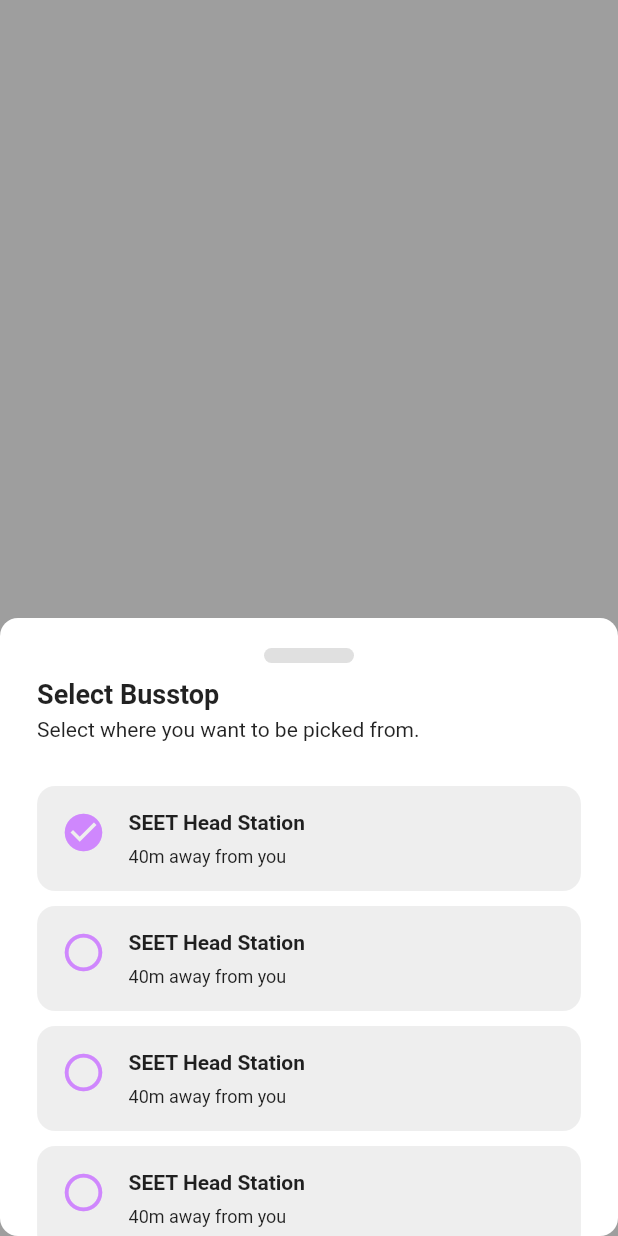
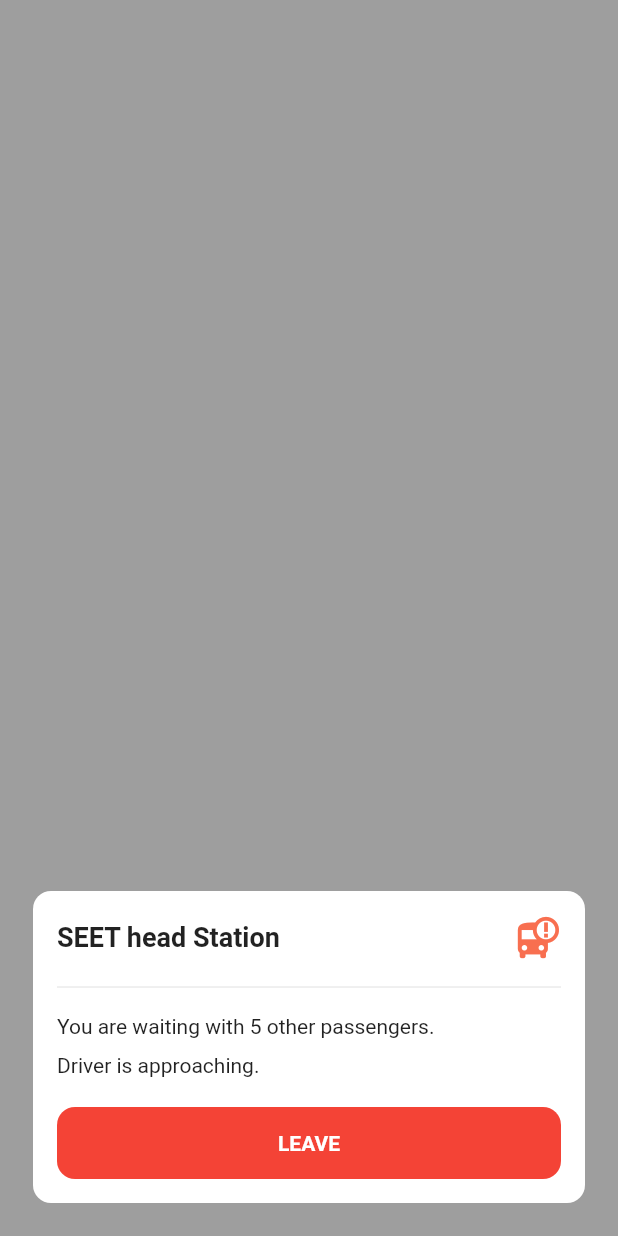
Before and after one commit to cs-onah/Shuttla, a Flutter app: the PassengerHomeScreen screen opened by its route, on a phone screen of 412 x 824 dp. Run offline on Flutter 3.47's test engine with Material 2 defaults, Android fonts, the phone set to English and light mode, and no system bars; our stand-ins replace flutter_bloc, gap, get, get_it, google_maps_flutter; Roboto replaces fonts that are missing (Brown).

Commit message:
built passenger home bloc

```diff
--- a/lib/ui/screens/passenger/passenger_home_screen.dart
+++ b/lib/ui/screens/passenger/passenger_home_screen.dart
@@ -3,6 +3,7 @@ import 'package:google_maps_flutter/google_maps_flutter.dart';
 import 'package:shuttla/ui/screens/passenger/station_detail_screen.dart';
 import 'package:shuttla/ui/size_config/size_config.dart';
 import 'package:shuttla/ui/widgets/busstop_tile.dart';
+import 'package:shuttla/ui/widgets/custom_button.dart';
 
 class PassengerHomeScreen extends StatelessWidget {
   const PassengerHomeScreen({Key? key}) : super(key: key);
@@ -18,6 +19,65 @@ class PassengerHomeScreen extends StatelessWidget {
               width: double.infinity,
               color: Colors.grey,
             ),
+            Align(
+              alignment: Alignment.bottomCenter,
+              child: Container(
+                decoration: BoxDecoration(
+                  color: Colors.white,
+                  borderRadius: BorderRadius.all(Radius.circular(12)),
+                ),
+                padding: EdgeInsets.all(16),
+                margin: EdgeInsets.all(22),
+                child: Column(
+                  mainAxisSize: MainAxisSize.min,
+                  crossAxisAlignment: CrossAxisAlignment.start,
+                  children: [
+                    Row(
+                      children: [
+                        Expanded(
+                          child: Text(
+                            'SEET head Station',
+                            style: TextStyle(
+                              fontSize: 18,
+                              fontWeight: FontWeight.bold,
+                            ),
+                          ),
+                        ),
+                        SizedBox(width: 40),
+                        Icon(Icons.bus_alert, size: 30, color: Theme.of(context).accentColor)
+                      ],
+                    ),
+                    SizedBox(height: 10),
+                    Divider(),
+                    SizedBox(height: 10),
+                    Text(
+                        'You are waiting with 5 other passengers.',
+                        style: TextStyle(
+                            fontSize: 14,
+                        ),
+                    ),
+                    SizedBox(height: 10),
+                    Text(
+                      'Driver is approaching.',
+                      style: TextStyle(
+                        fontSize: 14,
+                      ),
+                    ),
+
+                    SizedBox(height: 20),
+                    SizedBox(
+                      width: double.infinity,
+                      child: BoxButton(
+                        text: "LEAVE",
+                        backgroundColor: Colors.red,
+                        onPressed: (){},
+                      ),
+                    )
+                  ],
+                ),
+              ),
+            ),
+            if(false)
             DraggableScrollableSheet(
               snap: true,
               initialChildSize: 0.5,
```
Also changed, not shown: lib/core/blocs/passenger_home_bloc.dart (added, +50 -0 lines).
